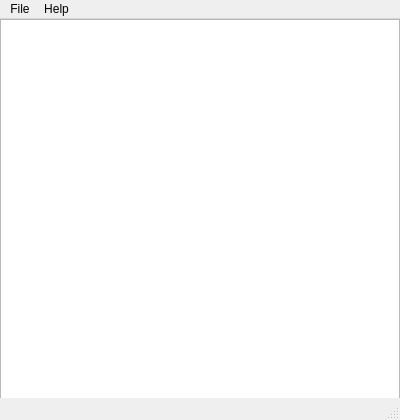
Old version of the form graphic.ui in the repository Javieracost/game_of_life.
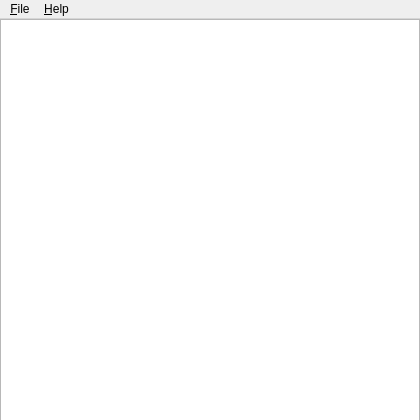
New version of the form.

Commit message: initial painting and event handling

```diff
--- a/graphic.ui
+++ b/graphic.ui
@@ -6,12 +6,12 @@
    <rect>
     <x>0</x>
     <y>0</y>
-    <width>400</width>
+    <width>420</width>
     <height>420</height>
    </rect>
   </property>
   <property name="sizePolicy">
-   <sizepolicy hsizetype="Preferred" vsizetype="Preferred">
+   <sizepolicy hsizetype="Fixed" vsizetype="Fixed">
     <horstretch>0</horstretch>
     <verstretch>0</verstretch>
    </sizepolicy>
@@ -20,15 +20,35 @@
    <string>MainWindow</string>
   </property>
   <widget class="QWidget" name="centralwidget">
+   <property name="sizePolicy">
+    <sizepolicy hsizetype="Preferred" vsizetype="Preferred">
+     <horstretch>0</horstretch>
+     <verstretch>0</verstretch>
+    </sizepolicy>
+   </property>
    <widget class="QGraphicsView" name="graphicsView">
     <property name="geometry">
      <rect>
       <x>0</x>
       <y>0</y>
-      <width>400</width>
-      <height>400</height>
+      <width>420</width>
+      <height>420</height>
      </rect>
     </property>
+    <property name="sizePolicy">
+     <sizepolicy hsizetype="Fixed" vsizetype="Fixed">
+      <horstretch>0</horstretch>
+      <verstretch>0</verstretch>
+     </sizepolicy>
+    </property>
+    <property name="sceneRect">
+     <rectf>
+      <x>0.000000000000000</x>
+      <y>0.000000000000000</y>
+      <width>400.000000000000000</width>
+      <height>400.000000000000000</height>
+     </rectf>
+    </property>
    </widget>
   </widget>
   <widget class="QMenuBar" name="menubar">
@@ -36,13 +56,13 @@
     <rect>
      <x>0</x>
      <y>0</y>
-     <width>400</width>
+     <width>420</width>
      <height>20</height>
     </rect>
    </property>
-   <widget class="QMenu" name="menuFike">
+   <widget class="QMenu" name="menuFile">
     <property name="title">
-     <string>File</string>
+     <string>&amp;File</string>
     </property>
     <addaction name="actionRestart"/>
     <addaction name="actionPause"/>
@@ -52,14 +72,13 @@
    </widget>
    <widget class="QMenu" name="menuHelp">
     <property name="title">
-     <string>Help</string>
+     <string>&amp;Help</string>
     </property>
     <addaction name="actionAbout"/>
    </widget>
-   <addaction name="menuFike"/>
+   <addaction name="menuFile"/>
    <addaction name="menuHelp"/>
   </widget>
-  <widget class="QStatusBar" name="statusbar"/>
   <action name="actionRestart">
    <property name="text">
     <string>Restart</string>
```
Left out of the diff: 23 changed lines with no effect on the pictures. The commit also changes 2 other files.
